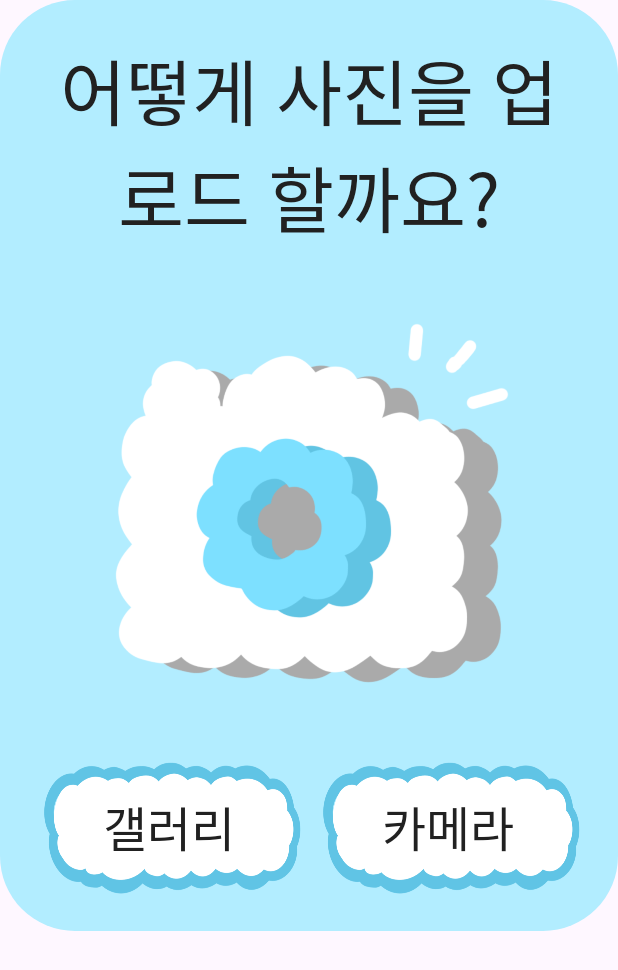
After one commit to i-likloud/i-likloud, an Android app: the layout modal_choose_gallery_camera.xml on its own in the app's theme, with its tools: preview values and no code run, on a phone screen of 412 x 824 dp. The commit adds this screen. Shown: the top 970 px of the screen. Run offline under Robolectric (Android 15) with nearby library versions, the phone set to English and light mode, and no system bars.

Commit message:
✨ feat : 카메라 Modal 창 생성 | 이영준 | CameraDialog

```diff
--- a/frontend/likloud/app/src/main/java/com/ssafy/likloud/base/BaseFragment.kt
+++ b/frontend/likloud/app/src/main/java/com/ssafy/likloud/base/BaseFragment.kt
@@ -30,6 +30,8 @@ abstract class BaseFragment<B : ViewBinding>(
         return binding.root
     }
 
+    abstract fun initListener()
+
     override fun onDestroyView() {
         _binding = null
         super.onDestroyView()
--- a/frontend/likloud/app/src/main/java/com/ssafy/likloud/example/ExampleFragment.kt
+++ b/frontend/likloud/app/src/main/java/com/ssafy/likloud/example/ExampleFragment.kt
@@ -26,6 +26,9 @@ class ExampleFragment : BaseFragment<FragmentExampleBinding>(FragmentExampleBind
         return super.onCreateView(inflater, container, savedInstanceState)
     }
 
+    override fun initListener() {
+    }
+
     override fun onViewCreated(view: View, savedInstanceState: Bundle?) {
         super.onViewCreated(view, savedInstanceState)
 
--- a/frontend/likloud/app/src/main/java/com/ssafy/likloud/ui/drawinglist/DrawingListFragment.kt
+++ b/frontend/likloud/app/src/main/java/com/ssafy/likloud/ui/drawinglist/DrawingListFragment.kt
@@ -38,6 +38,10 @@ class DrawingListFragment : BaseFragment<FragmentDrawingListBinding>(FragmentDra
         savedInstanceState: Bundle?
     ): View? {
         return super.onCreateView(inflater, container, savedInstanceState)
+    }
+
+    override fun initListener() {
+
     }
 
     override fun onViewCreated(view: View, savedInstanceState: Bundle?) {
--- a/frontend/likloud/app/src/main/java/com/ssafy/likloud/ui/home/HomeFragment.kt
+++ b/frontend/likloud/app/src/main/java/com/ssafy/likloud/ui/home/HomeFragment.kt
@@ -68,7 +68,7 @@ class HomeFragment : BaseFragment<FragmentHomeBinding>(FragmentHomeBinding ::bin
     /**
      * 클릭 리스너를 init합니다.
      */
-    private fun initListener() {
+    override fun initListener() {
         binding.buttonBack.setOnClickListener {
             navController.popBackStack()
         }
--- a/frontend/likloud/app/src/main/java/com/ssafy/likloud/ui/login/LoginFragment.kt
+++ b/frontend/likloud/app/src/main/java/com/ssafy/likloud/ui/login/LoginFragment.kt
@@ -99,7 +99,7 @@ class LoginFragment :
     /**
      * 클릭 리스너를 init합니다.
      */
-    private fun initListener() {
+    override fun initListener() {
         binding.kakaoLoginBtn.setOnClickListener {
             startKakaoLogin()
         }
--- a/frontend/likloud/app/src/main/java/com/ssafy/likloud/ui/onboarding/OnboardingFragment.kt
+++ b/frontend/likloud/app/src/main/java/com/ssafy/likloud/ui/onboarding/OnboardingFragment.kt
@@ -28,6 +28,10 @@ class OnboardingFragment : BaseFragment<FragmentOnboardingBinding>(FragmentOnboa
         return super.onCreateView(inflater, container, savedInstanceState)
     }
 
+    override fun initListener() {
+
+    }
+
 
     // adapter에 onboarding 파일 연결
     private fun initAdapter() {
--- /dev/null
+++ b/frontend/likloud/app/src/main/res/drawable/frame_skybluelight_rounded_border_black_radius50.xml
@@ -0,0 +1,8 @@
+<?xml version="1.0" encoding="utf-8"?>
+<shape xmlns:android="http://schemas.android.com/apk/res/android"
+    android:shape="rectangle">
+    <solid android:color="@color/main_sky_blue_light_modal" /><!-- 배경 색상 설정 -->
+    <corners android:radius="50dp" /> <!-- 테두리를 둥글게 만드는 반지름 값 설정 -->
+    <stroke
+        android:width = "0dp"/>
+</shape>
--- a/frontend/likloud/app/src/main/res/layout/fragment_upload.xml
+++ b/frontend/likloud/app/src/main/res/layout/fragment_upload.xml
@@ -163,7 +163,6 @@
             android:text="@string/choose"
             app:layout_constraintBottom_toBottomOf="parent"
             app:layout_constraintEnd_toEndOf="parent"
-            app:layout_constraintHorizontal_bias="0.5"
             app:layout_constraintStart_toStartOf="parent"
             app:layout_constraintTop_toBottomOf="@+id/text_warning_notcloud" />
 
--- /dev/null
+++ b/frontend/likloud/app/src/main/res/layout/modal_choose_gallery_camera.xml
@@ -0,0 +1,73 @@
+<?xml version="1.0" encoding="utf-8"?>
+
+
+    <androidx.constraintlayout.widget.ConstraintLayout
+        android:layout_width="match_parent"
+        android:layout_height="wrap_content"
+        android:background="@drawable/frame_skybluelight_rounded_border_black_radius50"
+        android:paddingTop="24dp"
+        android:paddingBottom="24dp"
+        android:paddingLeft="20dp"
+        android:paddingRight="20dp"
+    xmlns:android="http://schemas.android.com/apk/res/android"
+    xmlns:app="http://schemas.android.com/apk/res-auto"
+    xmlns:tools="http://schemas.android.com/tools">
+
+        <TextView
+            android:id="@+id/text_alert_title"
+            style="@style/Theme.AppCompat.TextView.jua.dark.Size48"
+            android:layout_width="match_parent"
+            android:layout_height="wrap_content"
+            app:layout_constraintEnd_toEndOf="parent"
+            app:layout_constraintStart_toStartOf="parent"
+            app:layout_constraintTop_toTopOf="parent"
+            android:text="어떻게 사진을 업로드 할까요?"
+            android:gravity="center"/>
+
+
+        <ImageView
+            android:id="@+id/image_camera"
+            android:src="@drawable/button_camera"
+            android:layout_width="300dp"
+            android:layout_height="300dp"
+            android:layout_marginTop="20dp"
+            app:layout_constraintEnd_toEndOf="parent"
+            app:layout_constraintStart_toStartOf="parent"
+            app:layout_constraintTop_toBottomOf="@+id/text_alert_title"
+            android:gravity="center"/>
+
+        <LinearLayout
+            android:layout_marginTop="20dp"
+            android:layout_width="match_parent"
+            android:layout_height="wrap_content"
+            android:orientation="horizontal"
+            app:layout_constraintTop_toBottomOf="@+id/image_camera"
+            tools:layout_editor_absoluteX="24dp">
+
+            <androidx.appcompat.widget.AppCompatButton
+                android:id="@+id/button_gallery"
+                style="@style/Theme.AppCompat.TextView.jua.dark.Size32"
+                android:layout_width="0dp"
+                android:layout_height="90dp"
+                android:layout_weight="1"
+                android:background="@drawable/button_frame_skyblue"
+                android:text="@string/gallery" />
+
+<!--            <TextView-->
+<!--                android:id="@+id/button_gallery"-->
+<!--                android:layout_width="0dp"-->
+<!--                android:layout_height="70dp"-->
+<!--                android:layout_marginEnd="5dp"-->
+<!--                android:layout_weight="1"-->
+<!--                tools:layout_editor_absoluteX="24dp" />-->
+
+            <androidx.appcompat.widget.AppCompatButton
+                android:id="@+id/button_camera"
+                style="@style/Theme.AppCompat.TextView.jua.dark.Size32"
+                android:layout_width="0dp"
+                android:layout_height="90dp"
+                android:layout_weight="1"
+                android:background="@drawable/button_frame_skyblue"
+                android:text="@string/camera" />
+        </LinearLayout>
+    </androidx.constraintlayout.widget.ConstraintLayout>
--- a/frontend/likloud/app/src/main/res/values/colors.xml
+++ b/frontend/likloud/app/src/main/res/values/colors.xml
@@ -14,7 +14,7 @@
     <color name="gray01">#FAFAFA</color>
 <!--    <color name="main_sky_blue">#1DC9FF</color>-->
     <color name="main_sky_blue">#C1F0FF</color>
-    <color name="main_sky_blue_light"></color>
+    <color name="main_sky_blue_light_modal">#B2EDFF</color>
 
 
 </resources>
--- a/frontend/likloud/app/src/main/res/values/strings.xml
+++ b/frontend/likloud/app/src/main/res/values/strings.xml
@@ -11,5 +11,7 @@
     <string name="caution">주의!</string>
     <string name="caution_description">그림을 그릴 수 있게\n구름과 하늘이 있는\n사진을 올려주세요!</string>
     <string name="choose">이걸로 할래요</string>
+    <string name="gallery">갤러리</string>
+    <string name="camera">카메라</string>
 
 </resources>
```
Also changed, not shown: frontend/likloud/app/src/main/java/com/ssafy/likloud/base/BaseDialog.kt (added, +55 -0 lines), frontend/likloud/app/src/main/java/com/ssafy/likloud/ui/upload/CameraDialog.kt (added, +41 -0 lines), frontend/likloud/app/src/main/java/com/ssafy/likloud/ui/upload/UploadFragment.kt (+35 -2 lines).
